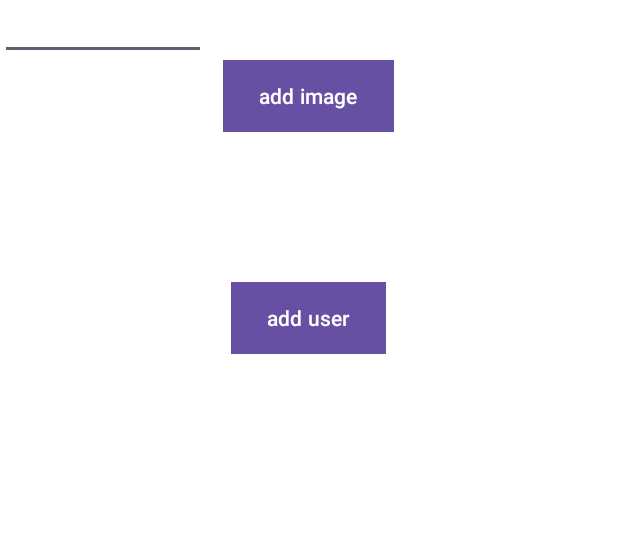
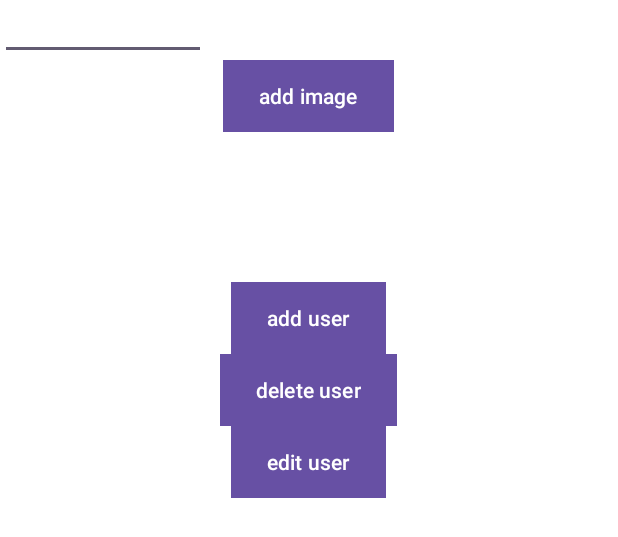
Before and after one commit to haghispin12/MathProjectDanielB, an Android app: the layout show_all_users.xml on its own in the app's theme, with its tools: preview values and no code run, on a phone screen of 412 x 824 dp. Shown: the top 537 px of the screen. Run offline under Robolectric (Android 15) with nearby library versions, the phone set to English and light mode, and no system bars.

```diff
--- a/app/src/main/res/layout/show_all_users.xml
+++ b/app/src/main/res/layout/show_all_users.xml
@@ -51,6 +51,22 @@
         android:background="#6750A3"
         android:layout_gravity="center"/>
 
+    <Button
+        android:layout_width="wrap_content"
+        android:layout_height="wrap_content"
+        android:text="delete user"
+        android:id="@+id/delete_user"
+        android:background="#6750A3"
+        android:layout_gravity="center"/>
+
+    <Button
+        android:layout_width="wrap_content"
+        android:layout_height="wrap_content"
+        android:text="edit user"
+        android:id="@+id/edit_user"
+        android:background="#6750A3"
+        android:layout_gravity="center"/>
+
     <androidx.recyclerview.widget.RecyclerView
         android:layout_width="match_parent"
         android:layout_height="wrap_content"
```
Also changed, not shown: app/src/main/java/com/example/mathprojectdaniel/MyUsersAdapter.java (+11 -3 lines), app/src/main/java/com/example/mathprojectdaniel/ShowAllUsers.java (+45 -1 lines), app/src/main/res/menu/main_menu.xml (added, +19 -0 lines), app/src/main/res/drawable/delete.png (added), app/src/main/res/drawable/edit.png (added).
